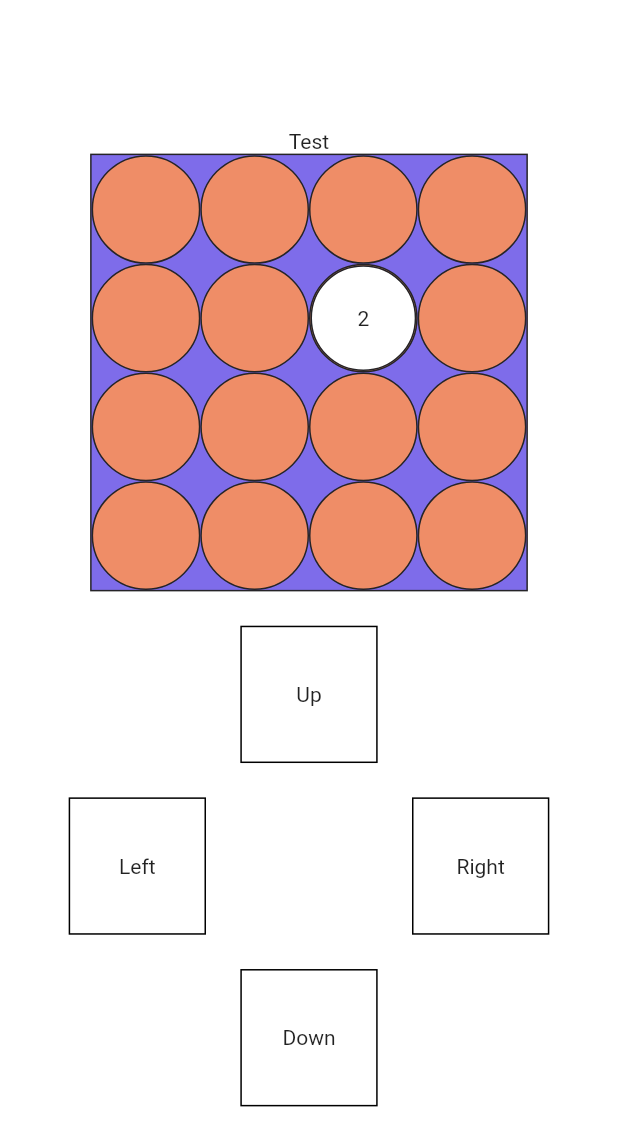
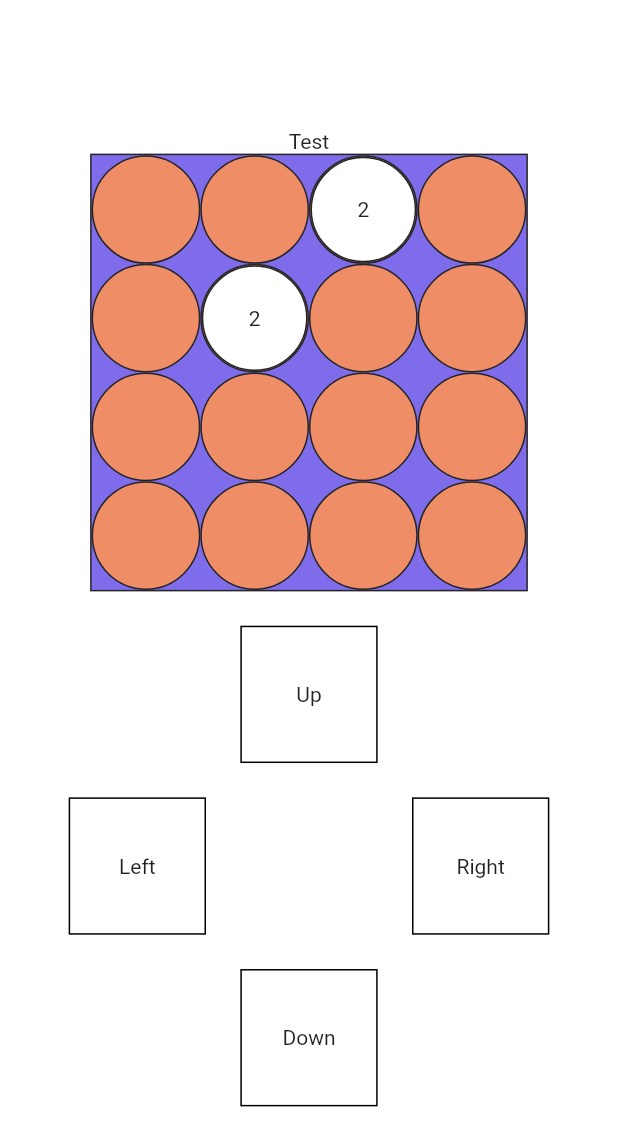
Before and after one commit to include9it/flutter_mini_games, a Flutter app: the screen it shows after launch, after a tap on "Up", on a phone screen of 412 x 824 dp. Shown: the top 1146 px of the screen. Run offline on Flutter 3.47's test engine with Material 2 defaults, Android fonts, the phone set to English and light mode, and no system bars; our stand-ins replace bloc, flutter_bloc, freezed_annotation, logger.

Commit message:
removed play_2048_controller.dart added play_board_grid_row.dart added play_control_button.dart added logger
fixed generation of random tile location

code refactor

```diff
--- a/lib/screens/play_screen/play_screen.dart
+++ b/lib/screens/play_screen/play_screen.dart
@@ -1,9 +1,7 @@
 import 'package:flutter/cupertino.dart';
 import 'package:flutter_bloc/flutter_bloc.dart';
-import 'package:flutter_mini_games/config/visual.dart';
 import 'package:flutter_mini_games/screens/play_screen/blocs/play_screen_cubit.dart';
 import 'package:flutter_mini_games/screens/play_screen/widgets/play_board.dart';
-import 'package:flutter_mini_games/screens/play_screen/widgets/play_control_buttons.dart';
 import 'package:flutter_mini_games/widgets/play_scaffold/play_scaffold.dart';
 
 class PlayScreen extends StatelessWidget {
@@ -21,13 +19,9 @@ class PlayScreen extends StatelessWidget {
         child: Center(
           child: Column(
             mainAxisAlignment: MainAxisAlignment.center,
-            children: [
-              const Text('Test'),
-              const PlayBoard(),
-              SizedBox(
-                height: relativeToDesignPixels(20),
-              ),
-              const PlayControlButtons(),
+            children: const [
+              Text('Test'),
+              PlayBoard(),
             ],
           ),
         ),
--- a/lib/screens/play_screen/widgets/blocs/play_board_cubit.dart
+++ b/lib/screens/play_screen/widgets/blocs/play_board_cubit.dart
@@ -1,5 +1,4 @@
 import 'package:bloc/bloc.dart';
-import 'package:flutter/material.dart';
 import 'package:flutter_mini_games/screens/play_screen/widgets/blocs/play_board_state.dart';
 import 'package:flutter_mini_games/services/2048/play_2048_generator.dart';
 import 'package:flutter_mini_games/services/2048/play_2048_transition.dart';
@@ -10,51 +9,41 @@ class PlayBoardCubit extends Cubit<PlayBoardState> {
   final Play2048Transition _transition = Play2048Transition();
   final Logger _logger = getLogger(T: PlayBoardCubit);
 
-  // Note: Sensitivity is integer used when you don't want to mess up vertical drag
-  int sensitivity = 0;
+  // // Note: Sensitivity is integer used when you don't want to mess up vertical drag
+  // int sensitivity = 0;
 
   // grid: [
   //   [null, null, null, null],
   //   [null, null, null, null],
   //   [null, null, null, null],
-  //   [null, null, null, null]
+  //   [4, null, null, 2]
   // ],
   PlayBoardCubit({
     List<List<int?>>? grid,
   }) : super(PlayBoardState.initial(filledGrid: grid ?? generateInitialGrid()));
 
-  void onHorizontalSwipe(DragUpdateDetails details) {
-    if (details.delta.direction > sensitivity) {
-      swipeLeft();
-    } else if (details.delta.direction < -sensitivity) {
-      swipeRight();
-    }
-  }
-
-  void onVerticalSwipe(DragUpdateDetails details) {
-    if (details.delta.direction > sensitivity) {
-      swipeDown();
-    } else if (details.delta.direction < -sensitivity) {
-      swipeUp();
-    }
-  }
-
   void swipeUp() {
     _logger.d('<------ swipe UP');
 
-    emit(PlayBoardState.swipeUp(filledGrid: state.filledGrid));
+    final update = _transition.moveUp(grid: state.filledGrid);
+
+    emit(PlayBoardState.swipeUp(filledGrid: update));
   }
 
   void swipeDown() {
     _logger.d('<------ swipe DOWN');
 
-    emit(PlayBoardState.swipeDown(filledGrid: state.filledGrid));
+    final update = _transition.moveDown(grid: state.filledGrid);
+
+    emit(PlayBoardState.swipeDown(filledGrid: update));
   }
 
   void swipeLeft() {
     _logger.d('<------ swipe LEFT');
 
-    emit(PlayBoardState.swipeLeft(filledGrid: state.filledGrid));
+    final update = _transition.moveLeft(grid: state.filledGrid);
+
+    emit(PlayBoardState.swipeLeft(filledGrid: update));
   }
 
   void swipeRight() {
@@ -64,4 +53,20 @@ class PlayBoardCubit extends Cubit<PlayBoardState> {
 
     emit(PlayBoardState.swipeRight(filledGrid: update));
   }
+
+// void onHorizontalSwipe(DragUpdateDetails details) {
+//   if (details.delta.direction > sensitivity) {
+//     swipeLeft();
+//   } else if (details.delta.direction < -sensitivity) {
+//     swipeRight();
+//   }
+// }
+//
+// void onVerticalSwipe(DragUpdateDetails details) {
+//   if (details.delta.direction > sensitivity) {
+//     swipeDown();
+//   } else if (details.delta.direction < -sensitivity) {
+//     swipeUp();
+//   }
+// }
 }
--- a/lib/screens/play_screen/widgets/blocs/play_board_state.dart
+++ b/lib/screens/play_screen/widgets/blocs/play_board_state.dart
@@ -27,12 +27,12 @@ class PlayBoardState with _$PlayBoardState {
   }) = SwipeRightPlayBoardState;
 
   @override
-  List<List<int?>> get filledGrid => map(
-        initial: (state) => state.filledGrid,
-        swipeUp: (state) => state.filledGrid,
-        swipeDown: (state) => state.filledGrid,
-        swipeLeft: (state) => state.filledGrid,
-        swipeRight: (state) => state.filledGrid,
+  List<List<int?>> get filledGrid => when(
+        initial: (state) => state,
+        swipeUp: (state) => state,
+        swipeDown: (state) => state,
+        swipeLeft: (state) => state,
+        swipeRight: (state) => state,
       );
 
   int get gridSize => filledGrid.length;
--- /dev/null
+++ b/lib/screens/play_screen/widgets/buttons/play_control_button.dart
@@ -0,0 +1,26 @@
+import 'package:flutter/material.dart';
+import 'package:flutter_mini_games/config/visual.dart';
+
+class PlayControlButton extends StatelessWidget {
+  final VoidCallback onTap;
+  final String value;
+
+  const PlayControlButton({
+    Key? key,
+    required this.value,
+    required this.onTap,
+  }) : super(key: key);
+
+  @override
+  Widget build(BuildContext context) {
+    return InkWell(
+      onTap: onTap,
+      child: Container(
+        height: relativeToDesignPixels(80),
+        width: relativeToDesignPixels(80),
+        decoration: BoxDecoration(border: Border.all()),
+        child: Center(child: Text(value)),
+      ),
+    );
+  }
+}
--- /dev/null
+++ b/lib/screens/play_screen/widgets/buttons/play_control_buttons.dart
@@ -0,0 +1,56 @@
+import 'package:flutter/cupertino.dart';
+import 'package:flutter/material.dart';
+import 'package:flutter_bloc/flutter_bloc.dart';
+import 'package:flutter_mini_games/config/visual.dart';
+import 'package:flutter_mini_games/screens/play_screen/widgets/blocs/play_board_cubit.dart';
+import 'package:flutter_mini_games/screens/play_screen/widgets/blocs/play_board_state.dart';
+import 'package:flutter_mini_games/screens/play_screen/widgets/buttons/play_control_button.dart';
+
+class PlayControlButtons extends StatelessWidget {
+  const PlayControlButtons({Key? key}) : super(key: key);
+
+  @override
+  Widget build(BuildContext context) {
+    return BlocBuilder<PlayBoardCubit, PlayBoardState>(
+      builder: (context, state) {
+        final PlayBoardCubit playBoardCubit = context.read<PlayBoardCubit>();
+
+        return Column(
+          mainAxisAlignment: MainAxisAlignment.center,
+          children: [
+            PlayControlButton(
+              onTap: () => playBoardCubit.swipeUp(),
+              value: 'Up',
+            ),
+            SizedBox(
+              height: relativeToDesignPixels(20),
+            ),
+            Row(
+              mainAxisAlignment: MainAxisAlignment.center,
+              children: [
+                PlayControlButton(
+                  onTap: () => playBoardCubit.swipeLeft(),
+                  value: 'Left',
+                ),
+                SizedBox(
+                  width: relativeToDesignPixels(120),
+                ),
+                PlayControlButton(
+                  onTap: () => playBoardCubit.swipeRight(),
+                  value: 'Right',
+                ),
+              ],
+            ),
+            SizedBox(
+              height: relativeToDesignPixels(20),
+            ),
+            PlayControlButton(
+              onTap: () => playBoardCubit.swipeDown(),
+              value: 'Down',
+            ),
+          ],
+        );
+      },
+    );
+  }
+}
--- a/lib/screens/play_screen/widgets/play_board.dart
+++ b/lib/screens/play_screen/widgets/play_board.dart
@@ -4,6 +4,7 @@ import 'package:flutter_mini_games/app_state/theme/app_theme_cubit.dart';
 import 'package:flutter_mini_games/config/visual.dart';
 import 'package:flutter_mini_games/screens/play_screen/widgets/blocs/play_board_cubit.dart';
 import 'package:flutter_mini_games/screens/play_screen/widgets/blocs/play_board_state.dart';
+import 'package:flutter_mini_games/screens/play_screen/widgets/buttons/play_control_buttons.dart';
 import 'package:flutter_mini_games/screens/play_screen/widgets/play_board_grid.dart';
 
 class PlayBoard extends StatelessWidget {
@@ -20,9 +21,11 @@ class PlayBoard extends StatelessWidget {
               final PlayBoardCubit playBoardCubit =
                   context.read<PlayBoardCubit>();
 
-              return GestureDetector(
-                onHorizontalDragUpdate: playBoardCubit.onHorizontalSwipe,
-                onVerticalDragUpdate: playBoardCubit.onVerticalSwipe,
+              return Column(
+                children: [
+                  GestureDetector(
+                    // onHorizontalDragUpdate: playBoardCubit.onHorizontalSwipe,
+                    // onVerticalDragUpdate: playBoardCubit.onVerticalSwipe,
                     child: Container(
                       width: relativeToDesignPixels(255),
                       height: relativeToDesignPixels(255),
@@ -32,8 +35,16 @@ class PlayBoard extends StatelessWidget {
                           color: theme.primaryOnLightColor,
                         ),
                       ),
-                  child: const PlayBoardGrid(),
+                      child: PlayBoardGrid(
+                        grid: state.filledGrid,
                       ),
+                    ),
+                  ),
+                  SizedBox(
+                    height: relativeToDesignPixels(20),
+                  ),
+                  const PlayControlButtons(),
+                ],
               );
             },
           ),
--- a/lib/screens/play_screen/widgets/play_board_grid.dart
+++ b/lib/screens/play_screen/widgets/play_board_grid.dart
@@ -2,11 +2,15 @@ import 'package:flutter/cupertino.dart';
 import 'package:flutter_bloc/flutter_bloc.dart';
 import 'package:flutter_mini_games/screens/play_screen/widgets/blocs/play_board_cubit.dart';
 import 'package:flutter_mini_games/screens/play_screen/widgets/blocs/play_board_state.dart';
+import 'package:flutter_mini_games/screens/play_screen/widgets/play_board_grid_row.dart';
 import 'package:flutter_mini_games/screens/play_screen/widgets/play_grid_tile.dart';
 
 class PlayBoardGrid extends StatelessWidget {
+  final List<List<int?>> grid;
+
   const PlayBoardGrid({
     Key? key,
+    required this.grid,
   }) : super(key: key);
 
   @override
@@ -15,26 +19,10 @@ class PlayBoardGrid extends StatelessWidget {
       builder: (context, state) {
         return Flex(
           direction: Axis.vertical,
-          children: state.filledGrid
-              .asMap()
-              .entries
-              .map<Flexible>(
-                (column) => Flexible(
-                  child: Flex(
-                    direction: Axis.horizontal,
-                    children: column.value
-                        .asMap()
-                        .entries
-                        .map<Flexible>(
-                          (row) => Flexible(
-                            child: PlayGridTile(
-                              location: '${column.key}${row.key}',
-                              value: row.value,
-                            ),
-                          ),
-                        )
-                        .toList(),
-                  ),
+          children: grid
+              .map<PlayBoardGridRow>(
+                (column) => PlayBoardGridRow(
+                  row: column,
                 ),
               )
               .toList(),
--- /dev/null
+++ b/lib/screens/play_screen/widgets/play_board_grid_row.dart
@@ -0,0 +1,30 @@
+import 'package:flutter/cupertino.dart';
+import 'package:flutter_mini_games/screens/play_screen/widgets/play_grid_tile.dart';
+
+class PlayBoardGridRow extends StatelessWidget {
+  final List<int?> row;
+
+  const PlayBoardGridRow({
+    Key? key,
+    required this.row,
+  }) : super(key: key);
+
+  @override
+  Widget build(BuildContext context) {
+    return Flexible(
+      child: Flex(
+        direction: Axis.horizontal,
+        children: row
+            .map<Flexible>(
+              (item) => Flexible(
+                child: PlayGridTile(
+                  location: '', //'${column.key}${row.key}',
+                  value: item,
+                ),
+              ),
+            )
+            .toList(),
+      ),
+    );
+  }
+}
--- a/lib/screens/play_screen/widgets/play_control_buttons.dart
+++ /dev/null
@@ -1,78 +0,0 @@
-import 'package:flutter/cupertino.dart';
-import 'package:flutter/material.dart';
-import 'package:flutter_bloc/flutter_bloc.dart';
-import 'package:flutter_mini_games/config/visual.dart';
-import 'package:flutter_mini_games/screens/play_screen/widgets/blocs/play_board_cubit.dart';
-import 'package:flutter_mini_games/screens/play_screen/widgets/blocs/play_board_state.dart';
-
-class PlayControlButtons extends StatelessWidget {
-  const PlayControlButtons({Key? key}) : super(key: key);
-
-  @override
-  Widget build(BuildContext context) {
-    return BlocProvider(
-      create: (context) => PlayBoardCubit(),
-      child: BlocBuilder<PlayBoardCubit, PlayBoardState>(
-        builder: (context, state) {
-          final PlayBoardCubit playBoardCubit = context.read<PlayBoardCubit>();
-
-          return Column(
-            mainAxisAlignment: MainAxisAlignment.center,
-            children: [
-              InkWell(
-                onTap: () => playBoardCubit.swipeUp(),
-                child: Container(
-                  height: relativeToDesignPixels(80),
-                  width: relativeToDesignPixels(80),
-                  decoration: BoxDecoration(border: Border.all()),
-                  child: Center(child: Text('Up')),
-                ),
-              ),
-              SizedBox(
-                height: relativeToDesignPixels(20),
-              ),
-              Row(
-                mainAxisAlignment: MainAxisAlignment.center,
-                children: [
-                  InkWell(
-                    onTap: () => playBoardCubit.swipeLeft(),
-                    child: Container(
-                      height: relativeToDesignPixels(80),
-                      width: relativeToDesignPixels(80),
-                      decoration: BoxDecoration(border: Border.all()),
-                      child: Center(child: Text('Left')),
-                    ),
-                  ),
-                  SizedBox(
-                    width: relativeToDesignPixels(120),
-                  ),
-                  InkWell(
-                    onTap: () => playBoardCubit.swipeRight(),
-                    child: Container(
-                      height: relativeToDesignPixels(80),
-                      width: relativeToDesignPixels(80),
-                      decoration: BoxDecoration(border: Border.all()),
-                      child: Center(child: Text('Right')),
-                    ),
-                  ),
-                ],
-              ),
-              SizedBox(
-                height: relativeToDesignPixels(20),
-              ),
-              InkWell(
-                onTap: () => playBoardCubit.swipeDown(),
-                child: Container(
-                  height: relativeToDesignPixels(80),
-                  width: relativeToDesignPixels(80),
-                  decoration: BoxDecoration(border: Border.all()),
-                  child: Center(child: Text('Down')),
-                ),
-              ),
-            ],
-          );
-        },
-      ),
-    );
-  }
-}
--- a/lib/services/2048/play_2048_controller.dart
+++ /dev/null
@@ -1,17 +0,0 @@
-import 'package:flutter_mini_games/services/2048/play_2048_transition.dart';
-
-class Play2048Controller {
-  final Play2048Transition _transition = Play2048Transition();
-
-  List<List<int?>> grid;
-
-  Play2048Controller({required this.grid});
-
-  void swipeRight() {
-    _updateGrid(_transition.moveRight(grid: grid));
-  }
-
-  void _updateGrid(List<List<int?>> grid) {
-    this.grid = grid;
-  }
-}
--- a/lib/services/2048/play_2048_generator.dart
+++ b/lib/services/2048/play_2048_generator.dart
@@ -19,7 +19,7 @@ List<List<int?>> generateEmptyGrid({
 }
 
 List<List<int?>> generateInitialGrid() {
-  getLoggerByName('Global').d('generating initial grid...');
+  getLoggerByName('Global').d('Generating Initial Grid...');
 
   List<List<int?>> emptyGrid = generateEmptyGrid();
   return RandomHelper().putRandomLocation(grid: emptyGrid);
--- a/lib/services/2048/play_2048_randomizer.dart
+++ b/lib/services/2048/play_2048_randomizer.dart
@@ -6,29 +6,24 @@ import 'package:logger/logger.dart';
 
 class RandomHelper {
   final Random _random = Random();
-  final Logger _logger = getLogger(T: RandomHelper);
-
-  int _randomSimpleBlock() => _random.nextInt(2) == 0 ? 2 : 4;
-
-  int _randomBlock({int maxPow = 4}) => pow(2, _random.nextInt(maxPow)).toInt();
+  final Logger _logger = getLoggerByName('RandomHelper');
 
   List<List<int?>> putRandomLocation({
     required List<List<int?>> grid,
   }) {
-    _logger.d('randomize initial number');
+    _logger.d('Generating random tile...');
 
-    List<List<int?>> updatedGrid = [];
+    final List<int> randomPair = _generateLocation(grid: grid);
 
-    final int x = _random.nextInt(grid.length - 1);
-    final int y = _random.nextInt(grid.length - 1);
-
-    final int randomBlock = _randomSimpleBlock();
+    final List<List<int?>> updatedGrid = [];
 
     grid.asMap().forEach((rowIndex, row) {
       final List<int?> updatedRow = [];
       row.asMap().forEach((itemIndex, item) {
-        if (rowIndex == x && itemIndex == y) {
-          updatedRow.add(randomBlock);
+        if (rowIndex == randomPair.first && itemIndex == randomPair.last) {
+          updatedRow.add(
+            _randomSimpleBlock(),
+          );
         } else {
           updatedRow.add(item);
         }
@@ -39,4 +34,31 @@ class RandomHelper {
     printGrid(grid: updatedGrid);
     return updatedGrid;
   }
+
+  List<int> _generateLocation({
+    required List<List<int?>> grid,
+  }) {
+    final List<int> randomPair =
+        _randomizeLocation(rowSize: grid.length, columnSize: grid.length);
+
+    if (grid[randomPair.first][randomPair.last] != null) {
+      return _generateLocation(grid: grid);
+    }
+
+    return randomPair;
+  }
+
+  List<int> _randomizeLocation({
+    required int columnSize,
+    required int rowSize,
+  }) {
+    final int x = _random.nextInt(columnSize - 1);
+    final int y = _random.nextInt(rowSize - 1);
+
+    return [x, y];
+  }
+
+  int _randomSimpleBlock() => _random.nextInt(2) == 0 ? 2 : 4;
+
+  int _randomBlock({int maxPow = 4}) => pow(2, _random.nextInt(maxPow)).toInt();
 }
--- a/lib/services/2048/play_2048_transition.dart
+++ b/lib/services/2048/play_2048_transition.dart
@@ -1,9 +1,79 @@
 import 'package:flutter_mini_games/services/2048/helpers/print_helper.dart';
+import 'package:flutter_mini_games/services/2048/play_2048_randomizer.dart';
 import 'package:flutter_mini_games/services/helpers/log_helper.dart';
 import 'package:logger/logger.dart';
 
 class Play2048Transition {
+  final RandomHelper _random = RandomHelper();
   final Logger _logger = getLogger(T: Play2048Transition);
+
+  List<List<int?>> moveRight({
+    required List<List<int?>> grid,
+  }) {
+    _logger.d('move grid right');
+
+    final List<List<int?>> updatedGrid = [];
+
+    for (var row in grid) {
+      updatedGrid.add(_moveRowRight(row: row));
+    }
+
+    printGrid(grid: grid);
+    return addRandom(grid: updatedGrid);
+  }
+
+  List<List<int?>> moveLeft({
+    required List<List<int?>> grid,
+  }) {
+    _logger.d('move grid left');
+
+    final List<List<int?>> mirroredGrid = _mirrorGrid(grid: grid);
+
+    final List<List<int?>> updatedGrid = _mirrorGrid(
+      grid: moveRight(grid: mirroredGrid),
+    );
+
+    printGrid(grid: updatedGrid);
+    return updatedGrid;
+  }
+
+  List<List<int?>> moveUp({
+    required List<List<int?>> grid,
+  }) {
+    _logger.d('move grid up');
+
+    final List<List<int?>> rotatedGrid = _rotateRight(grid: grid);
+
+    final List<List<int?>> updatedGrid = _rotateLeft(
+      grid: moveRight(grid: rotatedGrid),
+    );
+
+    printGrid(grid: updatedGrid);
+    return updatedGrid;
+  }
+
+  List<List<int?>> moveDown({
+    required List<List<int?>> grid,
+  }) {
+    _logger.d('move grid down');
+
+    final List<List<int?>> rotatedGrid = _rotateLeft(grid: grid);
+
+    final List<List<int?>> updatedGrid = _rotateRight(
+      grid: moveRight(grid: rotatedGrid),
+    );
+
+    printGrid(grid: updatedGrid);
+    return updatedGrid;
+  }
+
+  List<List<int?>> addRandom({
+    required List<List<int?>> grid,
+  }) {
+    _logger.d('add random');
+    printGrid(grid: grid);
+    return _random.putRandomLocation(grid: grid);
+  }
 
   List<int?> _fusion({
     int? firstCell,
@@ -57,18 +127,60 @@ class Play2048Transition {
     return sortedRow;
   }
 
-  List<List<int?>> moveRight({
+  List<List<int?>> _mirrorGrid({
     required List<List<int?>> grid,
   }) {
-    _logger.d('move grid right');
+    _logger.d('mirror grid');
 
     final List<List<int?>> updatedGrid = [];
 
     for (var row in grid) {
-      updatedGrid.add(_moveRowRight(row: row));
+      updatedGrid.add(row.reversed.toList());
     }
 
     printGrid(grid: grid);
     return updatedGrid;
   }
+
+  List<List<int?>> _rotateRight({
+    required List<List<int?>> grid,
+  }) {
+    _logger.d('rotate grid to right');
+
+    final List<List<int?>> updatedGrid = [];
+
+    for (int column = 0; column < grid.length; column++) {
+      final List<int?> updatedRow = [];
+
+      for (int index = grid.length - 1; index >= 0; index--) {
+        updatedRow.add(grid[index][column]);
+      }
+
+      updatedGrid.add(updatedRow);
+    }
+
+    printGrid(grid: updatedGrid);
+    return updatedGrid;
+  }
+
+  List<List<int?>> _rotateLeft({
+    required List<List<int?>> grid,
+  }) {
+    _logger.d('rotate grid to left');
+
+    final List<List<int?>> updatedGrid = [];
+
+    for (int column = grid.length - 1; column >= 0; column--) {
+      final List<int?> updatedRow = [];
+
+      for (int index = 0; index < grid.length; index++) {
+        updatedRow.add(grid[index][column]);
+      }
+
+      updatedGrid.add(updatedRow);
+    }
+
+    printGrid(grid: updatedGrid);
+    return updatedGrid;
+  }
 }
```
Lines whose indentation alone changed are shown as unchanged.
